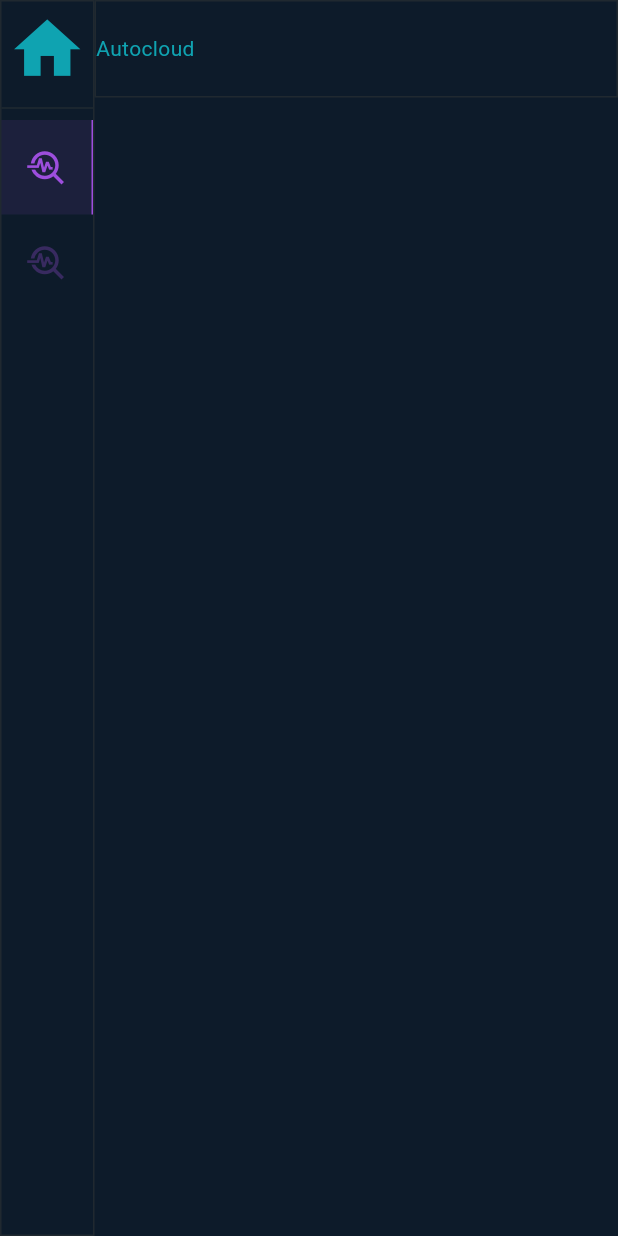
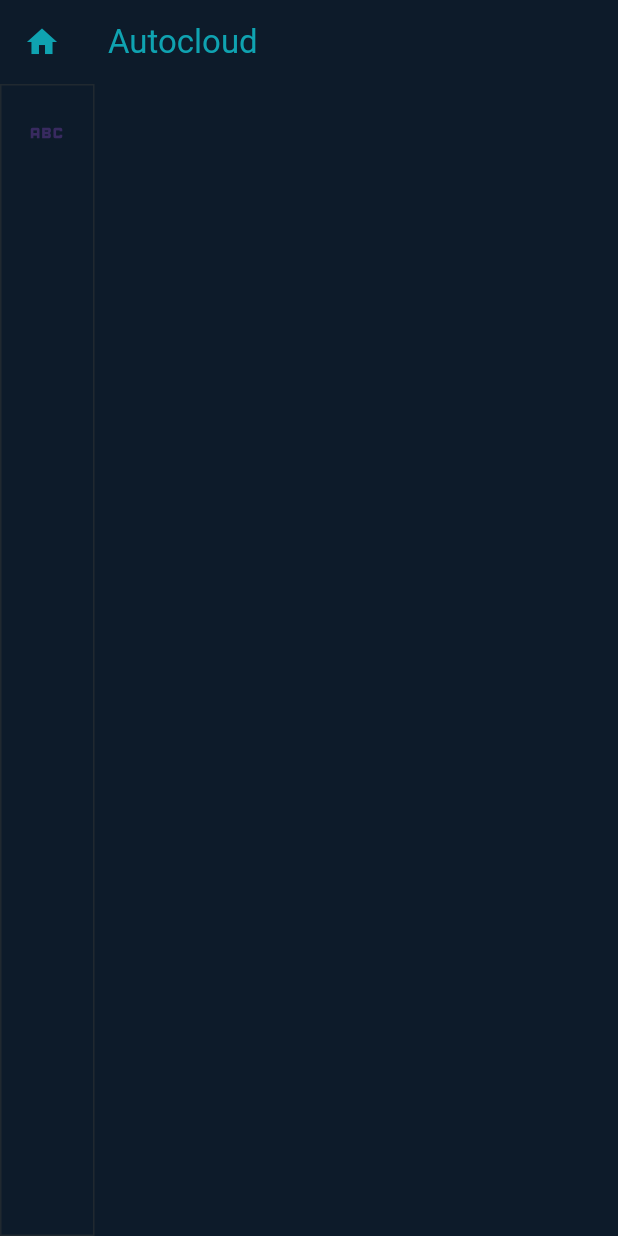
Before and after one commit to Infinitum-Hyperion/Autocloud, a Flutter app: the screen it shows after launch, on a phone screen of 412 x 824 dp. Run offline on Flutter 3.47's test engine with Material 3 defaults, Android fonts, the phone set to English and light mode, and no system bars; missing offline and left inert: markhor_ui.

Commit message:
initial version of global scaffolds and navigation system

```diff
--- a/autocloud_ui/lib/design_system/buttons/button.dart
+++ b/autocloud_ui/lib/design_system/buttons/button.dart
@@ -34,7 +34,6 @@ class ACPButtonState extends State<ACPButton> {
 
   @override
   Widget build(BuildContext context) {
-    print("Y: ${(widget.persistent && (currentState == ButtonState.active))}");
     return Center(
       child: AnimatedContainer(
         duration: const Duration(milliseconds: 150),
--- a/autocloud_ui/lib/design_system/design_system.dart
+++ b/autocloud_ui/lib/design_system/design_system.dart
@@ -3,12 +3,16 @@ library autocloud.ui.ds;
 import 'package:flutter/material.dart';
 import 'package:flutter/services.dart';
 
+import 'package:autocloud_ui/utils/meta.dart';
+
 part './colors.dart';
+part 'menus/navigation_menu.dart';
 part 'menus/navigation_rail.dart';
 part 'globals/global_app_bar.dart';
 part 'globals/global_nav_rail.dart';
 part 'globals/global_scaffold.dart';
 part './globals/global_state.dart';
+part './globals/transitions.dart';
 
 part './buttons/button.dart';
 part './buttons/expandable_icon_button.dart';
--- a/autocloud_ui/lib/design_system/globals/global_app_bar.dart
+++ b/autocloud_ui/lib/design_system/globals/global_app_bar.dart
@@ -1,9 +1,8 @@
 part of autocloud.ui.ds;
 
-class GlobalACPAppBar extends StatelessWidget {
-  const GlobalACPAppBar({super.key});
+class GlobalACPAppBar extends AppBar {
+  GlobalACPAppBar({super.key});
 
-  @override
   Widget build(BuildContext context) {
     return Container(
       decoration: BoxDecoration(
--- a/autocloud_ui/lib/design_system/globals/global_nav_rail.dart
+++ b/autocloud_ui/lib/design_system/globals/global_nav_rail.dart
@@ -1,11 +1,11 @@
 part of autocloud.ui.ds;
 
-class GlobalACPNavigationRail extends StatelessWidget {
+/* class GlobalACPNavigationRail extends StatelessWidget {
   const GlobalACPNavigationRail({super.key});
 
   @override
   Widget build(BuildContext context) {
-    return ACPNavigationRail(
+    return ACPMainNavigationRail(
       closedWidth: CONST.navigationRailWidth,
       expandedWidth: MediaQuery.of(context).size.width * 0.2,
       height: MediaQuery.of(context).size.height,
@@ -29,3 +29,4 @@ class GlobalACPNavigationRail extends StatelessWidget {
     );
   }
 }
+ */
--- a/autocloud_ui/lib/design_system/globals/global_scaffold.dart
+++ b/autocloud_ui/lib/design_system/globals/global_scaffold.dart
@@ -1,6 +1,6 @@
 part of autocloud.ui.ds;
 
-class ACPGlobalScaffold extends StatelessWidget {
+class ACPGlobalScaffold extends StatefulWidget {
   final Widget child;
 
   const ACPGlobalScaffold({
@@ -9,26 +9,74 @@ class ACPGlobalScaffold extends StatelessWidget {
   });
 
   @override
+  State<StatefulWidget> createState() => ACPGlobalScaffoldState();
+}
+
+class ACPGlobalScaffoldState extends State<ACPGlobalScaffold> {
+  @override
   Widget build(BuildContext context) {
-    return Material(
-      color: ACPColor.blue,
-      child: Stack(
+    return Scaffold(
+      backgroundColor: ACPColor.blue,
+      appBar: AppBar(
+        backgroundColor: ACPColor.blue,
+        leading: Builder(
+          builder: (ctx) => ACPButton(
+            width: CONST.navigationRailWidth,
+            height: CONST.globalAppBarHeight,
+            persistent: false,
+            action: () {
+              Scaffold.of(ctx).openDrawer();
+            },
+            child: const Icon(
+              Icons.home,
+              color: ACPColor.cyan,
+            ),
+          ),
+        ),
+        title: Text(
+          GlobalState.pages[GlobalState.currentPageIndex].label,
+          style: const TextStyle(color: ACPColor.cyan),
+        ),
+        centerTitle: false,
+      ),
+      drawer: ACPNavigationMenu(
+        width: MediaQuery.of(context).size.width * 0.2,
+        height: MediaQuery.of(context).size.height,
+        menuItems: [
+          for (final pageMeta in GlobalState.pages)
+            ACPNavigationRailItemData(
+              iconData: pageMeta.iconData,
+              label: pageMeta.label,
+              action: () => Navigator.of(context)
+                  .pushNamed(pageMeta.views[0].id(pageMeta)),
+            ),
+        ],
+        activeIndex: GlobalState.currentPageIndex,
+      ),
+      body: Stack(
         children: [
           Positioned(
-            top: 0,
-            left: 63,
-            right: 0,
-            child: Column(
-              children: [
-                const GlobalACPAppBar(),
-                child,
+            top: CONST.globalAppBarHeight,
+            left: CONST.navigationRailWidth,
+            child: widget.child,
+          ),
+          Positioned(
+            child: ACPNavigationRail(
+              closedWidth: CONST.navigationRailWidth,
+              expandedWidth: MediaQuery.of(context).size.width * 0.2,
+              height: MediaQuery.of(context).size.height,
+              railItems: [
+                for (final viewMeta
+                    in GlobalState.pages[GlobalState.currentPageIndex].views)
+                  ACPNavigationRailItemData(
+                    iconData: viewMeta.iconData,
+                    label: viewMeta.label,
+                    action: () => Navigator.of(context).pushNamed(viewMeta
+                        .id(GlobalState.pages[GlobalState.currentPageIndex])),
+                  ),
               ],
+              activeIndex: GlobalState.currentViewIndex,
             ),
-          ),
-          const Positioned(
-            top: 0,
-            left: 0,
-            child: GlobalACPNavigationRail(),
           ),
         ],
       ),
@@ -54,6 +102,7 @@ abstract class ViewScaffoldState<T extends StatefulWidget> extends State<T> {
   @override
   void initState() {
     GlobalState.viewId = viewId;
+    print('set');
     super.initState();
   }
 }
--- a/autocloud_ui/lib/design_system/globals/global_state.dart
+++ b/autocloud_ui/lib/design_system/globals/global_state.dart
@@ -1,19 +1,49 @@
 part of autocloud.ui.ds;
 
-enum PageViewId {
-  home('/home'),
-  overview('/overview'),
-  liveTelemetry('/live_telemetry'),
-  workstation('/workstation'),
-  markhor('/markhor');
+class GlobalState {
+  static const List<PageMeta> pages = [
+    PageMeta(
+      iconData: Icons.home,
+      id: PageViewId.autocloud,
+      label: 'Autocloud',
+      views: [
+        ViewMeta(
+          iconData: Icons.abc,
+          viewId: PageViewId.ac_home,
+          label: 'Home',
+        ),
+      ],
+    ),
+    PageMeta(
+      iconData: Icons.apps,
+      id: PageViewId.markhor,
+      label: 'Markhor',
+      views: [
+        ViewMeta(
+          iconData: Icons.troubleshoot,
+          viewId: PageViewId.mk_liveTelemetry,
+          label: 'Live Telemetry',
+        ),
+        ViewMeta(
+          iconData: Icons.display_settings,
+          viewId: PageViewId.mk_workstation,
+          label: 'Workstation',
+        ),
+      ],
+    ),
+  ];
 
-  final String id;
-  const PageViewId(this.id);
-}
+  static PageViewId pageId = PageViewId.markhor;
+  static PageViewId viewId = PageViewId.mk_workstation;
+  static int get currentPageIndex => switch (GlobalState.pageId) {
+        PageViewId.autocloud => 0,
+        PageViewId.markhor => 1,
+        PageViewId() => 0,
+      };
 
-class GlobalState {
-  static PageViewId pageId = PageViewId.home;
-  static PageViewId viewId = PageViewId.overview;
+  static int get currentViewIndex =>
+      pages[currentPageIndex].views.indexWhere((viewMeta) =>
+          viewMeta.id(pages[currentPageIndex]) == "$pageId${viewId.id}");
 }
 
 class CONST {
--- /dev/null
+++ b/autocloud_ui/lib/design_system/globals/transitions.dart
@@ -0,0 +1,15 @@
+part of autocloud.ui.ds;
+
+class NoTransitionsBuilder extends PageTransitionsBuilder {
+  const NoTransitionsBuilder();
+
+  @override
+  Widget buildTransitions<T>(
+    PageRoute<T>? route,
+    BuildContext? context,
+    Animation<double> animation,
+    Animation<double> secondaryAnimation,
+    Widget? child,
+  ) =>
+      child!;
+}
--- /dev/null
+++ b/autocloud_ui/lib/design_system/menus/navigation_menu.dart
@@ -0,0 +1,85 @@
+part of autocloud.ui.ds;
+
+class ACPNavigationMenu extends StatefulWidget {
+  final double width;
+  final double height;
+  final List<ACPNavigationRailItemData> menuItems;
+  final int activeIndex;
+
+  const ACPNavigationMenu({
+    required this.width,
+    required this.height,
+    required this.menuItems,
+    required this.activeIndex,
+    super.key,
+  });
+
+  @override
+  State<StatefulWidget> createState() => ACPNavigationMenuState();
+}
+
+class ACPNavigationMenuState extends State<ACPNavigationMenu> {
+  late int activeIndex;
+
+  @override
+  void initState() {
+    activeIndex = widget.activeIndex;
+    super.initState();
+  }
+
+  @override
+  Widget build(BuildContext context) {
+    final List<ACPButton> buttons = [];
+    for (int i = 0; i < widget.menuItems.length; i++) {
+      final bool isActive = activeIndex == i;
+      final Color primaryColor =
+          isActive ? ACPColor.purple : ACPColor.purple.withOpacity(0.5);
+      buttons.add(
+        ACPButton(
+          persistent: true,
+          initialState: isActive ? ButtonState.active : ButtonState.inactive,
+          width: widget.width,
+          height: CONST.navigationRailWidth,
+          action: () => setState(() {
+            activeIndex = i;
+            widget.menuItems[i].action();
+          }),
+          child: Padding(
+            padding: const EdgeInsets.all(8),
+            child: Row(
+              children: [
+                Icon(
+                  widget.menuItems[i].iconData,
+                  size: CONST.navigationRailIconSize,
+                  color: primaryColor,
+                ),
+                const SizedBox(width: 8),
+                Text(
+                  widget.menuItems[i].label,
+                  style: TextStyle(color: primaryColor),
+                ),
+              ],
+            ),
+          ),
+        ),
+      );
+    }
+    return Align(
+      alignment: Alignment.topLeft,
+      child: Container(
+        width: widget.width,
+        height: widget.height,
+        decoration: BoxDecoration(
+          color: ACPColor.blue,
+          border: Border.all(color: ACPColor.white10),
+        ),
+        child: SingleChildScrollView(
+          child: Column(
+            crossAxisAlignment: CrossAxisAlignment.start,
+            children: buttons,
+          ),
+        ),
+      ),
+    );
+  }
+}
--- a/autocloud_ui/lib/design_system/menus/navigation_rail.dart
+++ b/autocloud_ui/lib/design_system/menus/navigation_rail.dart
@@ -19,14 +19,13 @@ class ACPNavigationRail extends StatefulWidget {
   final List<ACPNavigationRailItemData> railItems;
   final int activeIndex;
 
-  const ACPNavigationRail({
+  ACPNavigationRail({
     required this.closedWidth,
     required this.expandedWidth,
     required this.height,
     required this.railItems,
     required this.activeIndex,
-    super.key,
-  });
+  }) : super(key: ValueKey(railItems));
 
   @override
   State<StatefulWidget> createState() => ACPNavigationRailState();
@@ -47,11 +46,9 @@ class ACPNavigationRailState extends State<ACPNavigationRail> {
 
   @override
   Widget build(BuildContext context) {
-    print('rebuilding ($activeIndex)');
+    print(activeIndex);
     final List<ExpandableIconButton> buttons = [];
     for (int i = 0; i < widget.railItems.length; i++) {
-      print('built (${widget.railItems[i].label})');
-
       buttons.add(
         ExpandableIconButton(
           itemData: widget.railItems[i],
@@ -84,31 +81,7 @@ class ACPNavigationRailState extends State<ACPNavigationRail> {
           ),
           child: Column(
             crossAxisAlignment: CrossAxisAlignment.start,
-            children: [
-              ACPButton(
-                width: width,
-                height: CONST.navigationRailWidth,
-                persistent: false,
-                action: () {
-                  Navigator.pushNamed(context, PageViewId.home.id);
-                },
-                child: Align(
-                  alignment: Alignment.center,
-                  child: Icon(
-                    size: widget.closedWidth - 10,
-                    Icons.home,
-                    color: ACPColor.cyan,
-                  ),
-                ),
-              ),
-              const Divider(color: ACPColor.white10),
-              SingleChildScrollView(
-                child: Column(
-                  crossAxisAlignment: CrossAxisAlignment.start,
-                  children: buttons,
-                ),
-              ),
-            ],
+            children: buttons,
           ),
         ),
       ),
--- a/autocloud_ui/lib/main.dart
+++ b/autocloud_ui/lib/main.dart
@@ -1,6 +1,7 @@
 library autocloud.ui;
 
 import 'package:autocloud_ui/design_system/design_system.dart';
+import 'package:autocloud_ui/utils/meta.dart';
 import 'package:markhor_ui/main.dart';
 import 'package:flutter/material.dart';
 
@@ -17,11 +18,20 @@ class AutocloudInterface extends StatelessWidget {
   Widget build(BuildContext context) {
     return MaterialApp(
       debugShowCheckedModeBanner: false,
-      title: 'AutoCloud Platform',
-      initialRoute: '/home',
+      title: 'AutoCloud',
+      initialRoute: PageViewId.ac_home.id,
+      theme: ThemeData(
+        pageTransitionsTheme: PageTransitionsTheme(
+          builders: {
+            for (final platform in TargetPlatform.values)
+              platform: const NoTransitionsBuilder(),
+          },
+        ),
+      ),
       routes: {
-        '/home': (_) => const AutocloudHomePage(),
-        '/markhor': (_) => MarkhorOverviewPage(),
+        PageViewId.ac_home.id: (_) => const AutocloudHomePage(),
+        "${PageViewId.markhor.id}${PageViewId.mk_liveTelemetry.id}": (_) =>
+            const MarkhorLiveTelemetryView(),
       },
     );
   }
--- /dev/null
+++ b/autocloud_ui/lib/utils/meta.dart
@@ -0,0 +1,42 @@
+library autocloud.ui.utils;
+
+import 'package:flutter/material.dart';
+
+enum PageViewId {
+  autocloud('/autocloud'),
+  ac_home('/home'),
+  mk_liveTelemetry('/live_telemetry'),
+  mk_workstation('/workstation'),
+  markhor('/markhor');
+
+  final String id;
+  const PageViewId(this.id);
+}
+
+class PageMeta {
+  final PageViewId id;
+  final IconData iconData;
+  final String label;
+  final List<ViewMeta> views;
+
+  const PageMeta({
+    required this.iconData,
+    required this.id,
+    required this.label,
+    required this.views,
+  });
+}
+
+class ViewMeta {
+  final PageViewId viewId;
+  final IconData iconData;
+  final String label;
+
+  const ViewMeta({
+    required this.iconData,
+    required this.viewId,
+    required this.label,
+  });
+
+  String id(PageMeta parent) => "${parent.id.id}${viewId.id}";
+}
--- a/autocloud_ui/lib/views/home_page/home_page.dart
+++ b/autocloud_ui/lib/views/home_page/home_page.dart
@@ -10,7 +10,7 @@ class AutocloudHomePage extends StatefulWidget {
 }
 
 class AutocloudHomePageState extends PageScaffoldState<AutocloudHomePage> {
-  AutocloudHomePageState() : super(pageId: PageViewId.home);
+  AutocloudHomePageState() : super(pageId: PageViewId.ac_home);
   @override
   Widget build(BuildContext context) {
     return const ACPGlobalScaffold(
```
